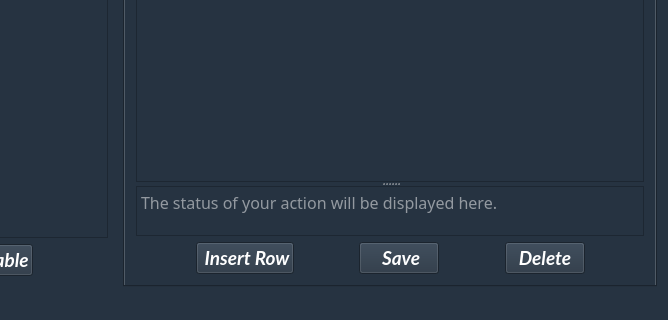
Qt form mainwindow.ui (LouisVraie/dbManagerApp) before a commit; both pictures show x 155 to 823 and y 397 to 717 of the 823 by 717 pixel window.
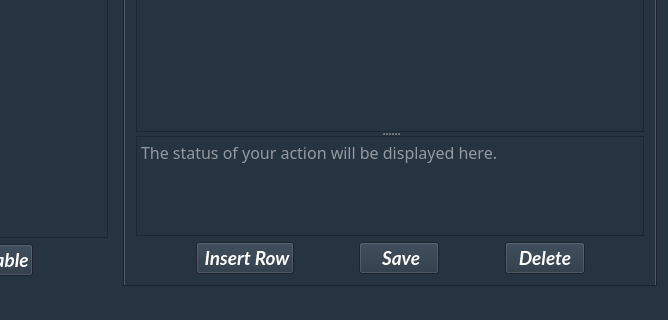
The same form after that commit. Icons and pictures are not drawn.

Commit message: ajout et modif splitter mainwindow.ui et dialoginsertionremi.ui

```diff
--- a/mainwindow.ui
+++ b/mainwindow.ui
@@ -273,7 +273,7 @@
             <property name="maximumSize">
              <size>
               <width>16777215</width>
-              <height>50</height>
+              <height>100</height>
              </size>
             </property>
             <property name="font">
```
The commit also changes 1 other file.
